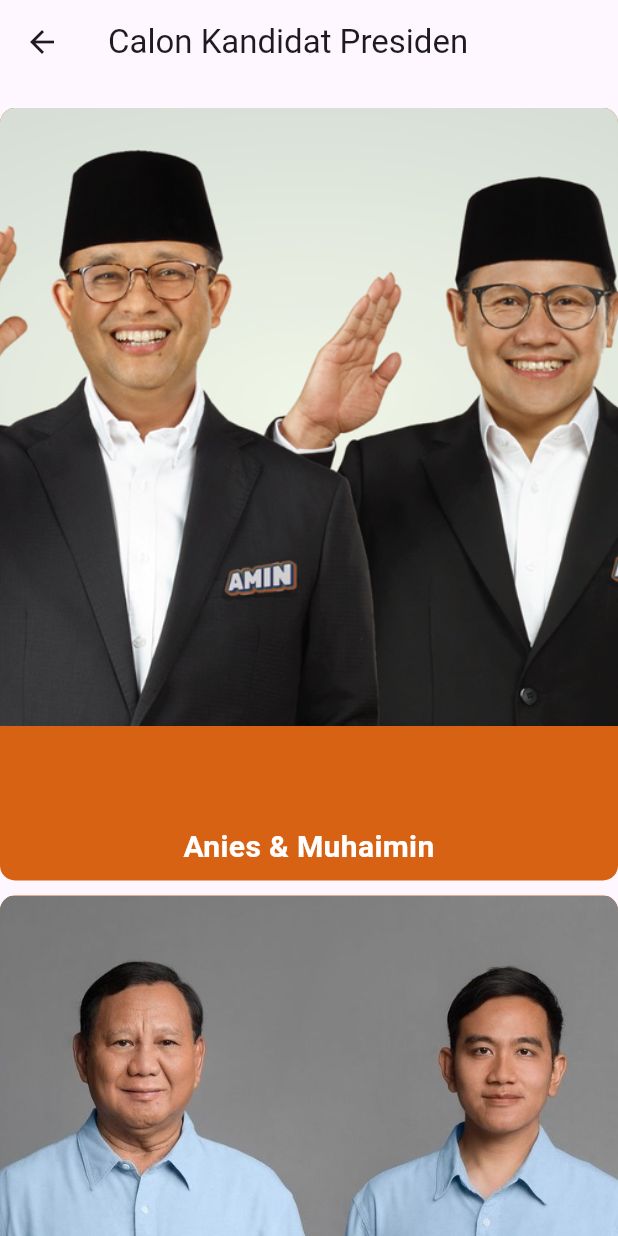
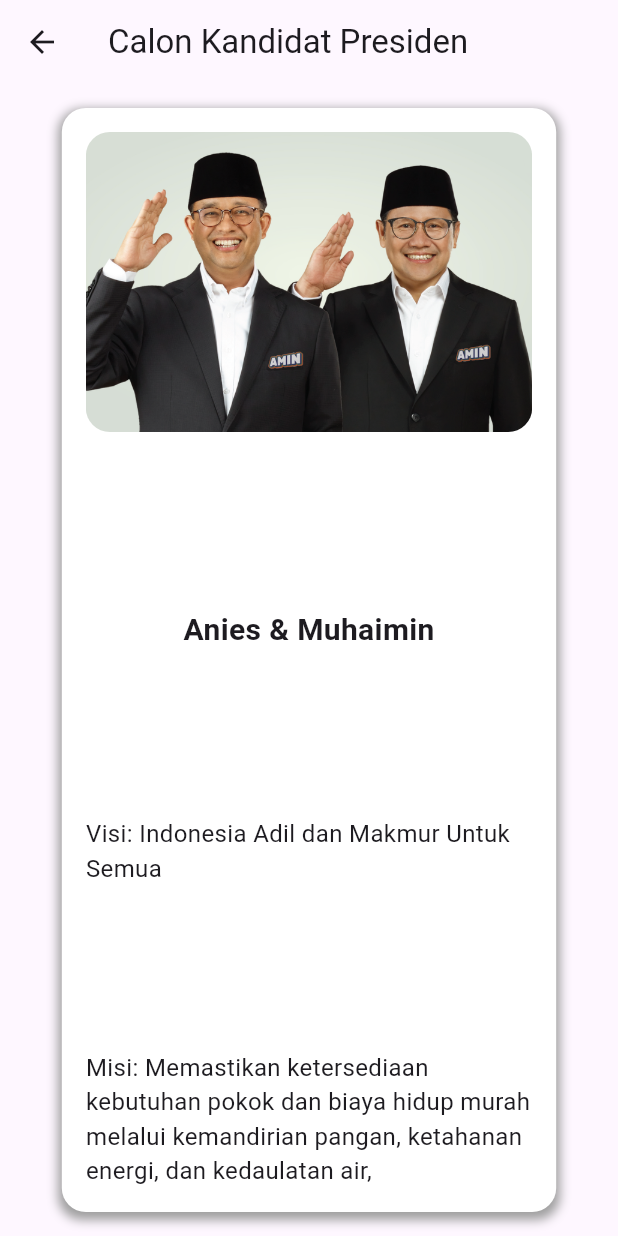
Before and after one commit to ArdisVian/Indonesia-Bijak-Mob, a Flutter app: the KandidatPage screen opened directly, on a phone screen of 412 x 824 dp. Run offline on Flutter 3.47's test engine with Material 3 defaults, Android fonts, the light colour scheme and no system bars; our stand-ins replace animated_splash_screen, carousel_slider, firebase_auth, firebase_core, lottie; missing offline and left inert: dart:ffi; accounts and stored records are empty; network calls fail.

Commit message:
Add files via upload

```diff
--- /dev/null
+++ b/analysis_options.yaml
@@ -0,0 +1,28 @@
+# This file configures the analyzer, which statically analyzes Dart code to
+# check for errors, warnings, and lints.
+#
+# The issues identified by the analyzer are surfaced in the UI of Dart-enabled
+# IDEs (https://dart.dev/tools#ides-and-editors). The analyzer can also be
+# invoked from the command line by running `flutter analyze`.
+
+# The following line activates a set of recommended lints for Flutter apps,
+# packages, and plugins designed to encourage good coding practices.
+include: package:flutter_lints/flutter.yaml
+
+linter:
+  # The lint rules applied to this project can be customized in the
+  # section below to disable rules from the `package:flutter_lints/flutter.yaml`
+  # included above or to enable additional rules. A list of all available lints
+  # and their documentation is published at https://dart.dev/lints.
+  #
+  # Instead of disabling a lint rule for the entire project in the
+  # section below, it can also be suppressed for a single line of code
+  # or a specific dart file by using the `// ignore: name_of_lint` and
+  # `// ignore_for_file: name_of_lint` syntax on the line or in the file
+  # producing the lint.
+  rules:
+    # avoid_print: false  # Uncomment to disable the `avoid_print` rule
+    # prefer_single_quotes: true  # Uncomment to enable the `prefer_single_quotes` rule
+
+# Additional information about this file can be found at
+# https://dart.dev/guides/language/analysis-options
--- a/lib/ItemsWidget.dart
+++ b/lib/ItemsWidget.dart
@@ -157,9 +157,9 @@
                             );
                           },
                           child: Text(
-                            "Pelajari Selengkapnya",
+                            "Pelajari Selengkapnya>>",
                             style: TextStyle(
-                              fontSize: 14,
+                              fontSize: 13,
                               fontWeight: FontWeight.w800,
                               color: Colors.black,
                             ),
--- a/lib/editProfile_page.dart
+++ b/lib/editProfile_page.dart
@@ -7,10 +7,14 @@
 
 class _EditProfilePageState extends State<EditProfilePage> {
   TextEditingController _usernameController = TextEditingController();
+  TextEditingController _fullNameController = TextEditingController();
+  TextEditingController _addressController = TextEditingController();
 
   @override
   void dispose() {
     _usernameController.dispose();
+    _fullNameController.dispose();
+    _addressController.dispose();
     super.dispose();
   }
 
@@ -33,12 +37,28 @@
               ),
             ),
             SizedBox(height: 20),
+            TextField(
+              controller: _fullNameController,
+              decoration: InputDecoration(
+                labelText: 'Full Name',
+              ),
+            ),
+            SizedBox(height: 20),
+            TextField(
+              controller: _addressController,
+              decoration: InputDecoration(
+                labelText: 'Address',
+              ),
+            ),
+            SizedBox(height: 20),
             ElevatedButton(
               onPressed: () {
                 // Implementasi aksi untuk menyimpan perubahan profil
                 String newUsername = _usernameController.text;
+                String newFullName = _fullNameController.text;
+                String newAddress = _addressController.text;
                 // Simpan perubahan ke profil
-                // Misalnya: updateUserProfile(newUsername);
+                // Misalnya: updateUserProfile(newUsername, newFullName, newAddress);
                 Navigator.pop(context); // Kembali ke halaman sebelumnya
               },
               child: Text('Simpan'),
--- a/lib/kandidat_page.dart
+++ b/lib/kandidat_page.dart
@@ -3,27 +3,32 @@
 class Kandidat {
   final String nama;
   final String fotoUrl;
+  final String visi;
+  final String misi;
 
-  Kandidat(this.nama, this.fotoUrl);
+  Kandidat(this.nama, this.fotoUrl, this.visi, this.misi);
 }
 
 class KandidatPage extends StatelessWidget {
-  final List<Map<String, dynamic>> KandidatData = [
-    {
-      'name': 'Anies & Muhaimin',
-      'image': 'Assets/Images/aniesimin.png',
-      'color': Color.fromRGBO(216, 98, 19, 1),
-    },
-    {
-      'name': 'Prabowo & Gibran',
-      'image': 'Assets/Images/prabowogibran.jpg',
-      'color': Color.fromRGBO(216, 98, 19, 1),
-    },
-    {
-      'name': 'Ganjar & Mahfud',
-      'image': 'Assets/Images/ganjarmahfud.jpg',
-      'color': Color.fromRGBO(216, 98, 19, 1),
-    },
+  final List<Kandidat> kandidatData = [
+    Kandidat(
+      'Anies & Muhaimin',
+      'Assets/Images/aniesimin.png',
+      'Visi: Indonesia Adil dan Makmur Untuk Semua',
+      'Misi: Memastikan ketersediaan kebutuhan pokok dan biaya hidup murah melalui kemandirian pangan, ketahanan energi, dan kedaulatan air,',
+    ),
+    Kandidat(
+      'Prabowo & Gibran',
+      'Assets/Images/prabowogibran.jpg',
+      'Visi: Bersama Indonesia Maju Menuju Indonesia Emas 2045',
+      'Misi: Memantapkan sistem pertahanan keamanan negara dan mendorong kemandirian bangsa melalui swasembada pangan, energi, air, ekonomi syariah, ekonomi digital, ekonomi hijau, dan ekonomi biru',
+    ),
+    Kandidat(
+      'Ganjar & Mahfud',
+      'Assets/Images/ganjarmahfud.jpg',
+      'Visi: Gerak Cepat Menuju Indonesia Unggul',
+      'Misi: Manusia Indonesia yang sehat, terdidik, dan sejahtera; Indonesia unggul dalam bidang inovasi dan teknologi, Ekonomi yang tangguh dan berdikari;',
+    ),
   ];
 
   @override
@@ -32,61 +37,66 @@
       appBar: AppBar(
         title: Text('Calon Kandidat Presiden'),
       ),
-      body: GridView.builder(
-        padding: EdgeInsets.symmetric(vertical: 16.0),
-        gridDelegate: SliverGridDelegateWithFixedCrossAxisCount(
-          crossAxisCount: 1,
-          crossAxisSpacing: 10.0,
-          mainAxisSpacing: 10.0,
-          childAspectRatio: 0.8, // adjust aspect ratio here
+      body: Padding(
+        padding: EdgeInsets.symmetric(horizontal: 16.0),
+        child: PageView.builder(
+          itemCount: kandidatData.length,
+          itemBuilder: (context, index) {
+            final kandidat = kandidatData[index];
+            return Center(
+              child: Container(
+                width: MediaQuery.of(context).size.width * 0.8,
+                margin: EdgeInsets.symmetric(vertical: 16.0),
+                padding: EdgeInsets.all(16.0),
+                decoration: BoxDecoration(
+                  borderRadius: BorderRadius.circular(16.0),
+                  color: Colors.white,
+                  boxShadow: [
+                    BoxShadow(
+                      color: Colors.grey.withOpacity(1),
+                      spreadRadius: 2,
+                      blurRadius: 5,
+                      offset: Offset(0, 3),
                     ),
-        itemCount: KandidatData.length,
-        itemBuilder: (context, index) {
-          final partai = KandidatData[index];
-          return Container(
-            decoration: BoxDecoration(
-              borderRadius: BorderRadius.only(
-                topLeft: Radius.circular(10.0),
-                topRight: Radius.circular(10.0),
-                bottomLeft: Radius.circular(10.0),
-                bottomRight: Radius.circular(10.0),
-              ),
-              color: partai['color'],
+                  ],
                 ),
                 child: Column(
                   mainAxisAlignment: MainAxisAlignment.spaceBetween,
                   children: [
-                AspectRatio(
-                  aspectRatio: 5 / 5,
-                  child: ClipRRect(
-                    borderRadius: BorderRadius.only(
-                      topLeft: Radius.circular(10.0),
-                      topRight: Radius.circular(10.0),
-                    ),
+                    ClipRRect(
+                      borderRadius: BorderRadius.circular(16.0),
                       child: Image.asset(
-                      partai['image'],
+                        kandidat.fotoUrl,
+                        height: 200,
+                        width: double.infinity,
                         fit: BoxFit.cover,
                       ),
                     ),
-                ),
-                Container(
-                  padding:
-                      EdgeInsets.symmetric(horizontal: 16.0, vertical: 8.0),
-                  child: Text(
-                    partai['name'],
-                    textAlign: TextAlign.center,
+                    SizedBox(height: 16.0),
+                    Text(
+                      kandidat.nama,
                       style: TextStyle(
                         fontSize: 20.0,
                         fontWeight: FontWeight.bold,
-                      color: Colors.white,
                       ),
                     ),
+                    SizedBox(height: 8.0),
+                    Text(
+                      kandidat.visi,
+                      style: TextStyle(fontSize: 16.0),
+                    ),
+                    SizedBox(height: 8.0),
+                    Text(
+                      kandidat.misi,
+                      style: TextStyle(fontSize: 16.0),
                     ),
                   ],
+                ),
               ),
             );
           },
         ),
+      ),
     );
   }
 }
--- a/pubspec.yaml
+++ b/pubspec.yaml
@@ -40,6 +40,7 @@
   gestures: ^1.0.0
   firebase_core: ^2.27.2
   firebase_auth: ^4.17.6
+  shared_preferences: ^2.2.2
 
 
 dev_dependencies:
```
Also changed, not shown: pubspec.lock (added), 1 other file. Lines whose indentation alone changed are shown as unchanged.
